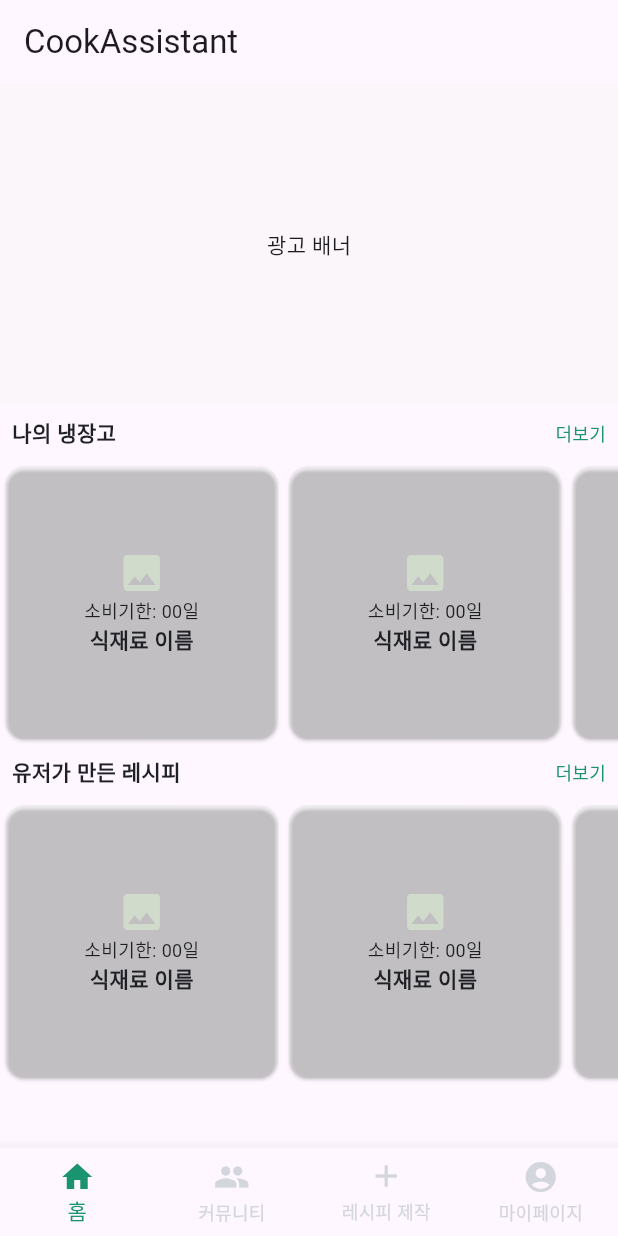
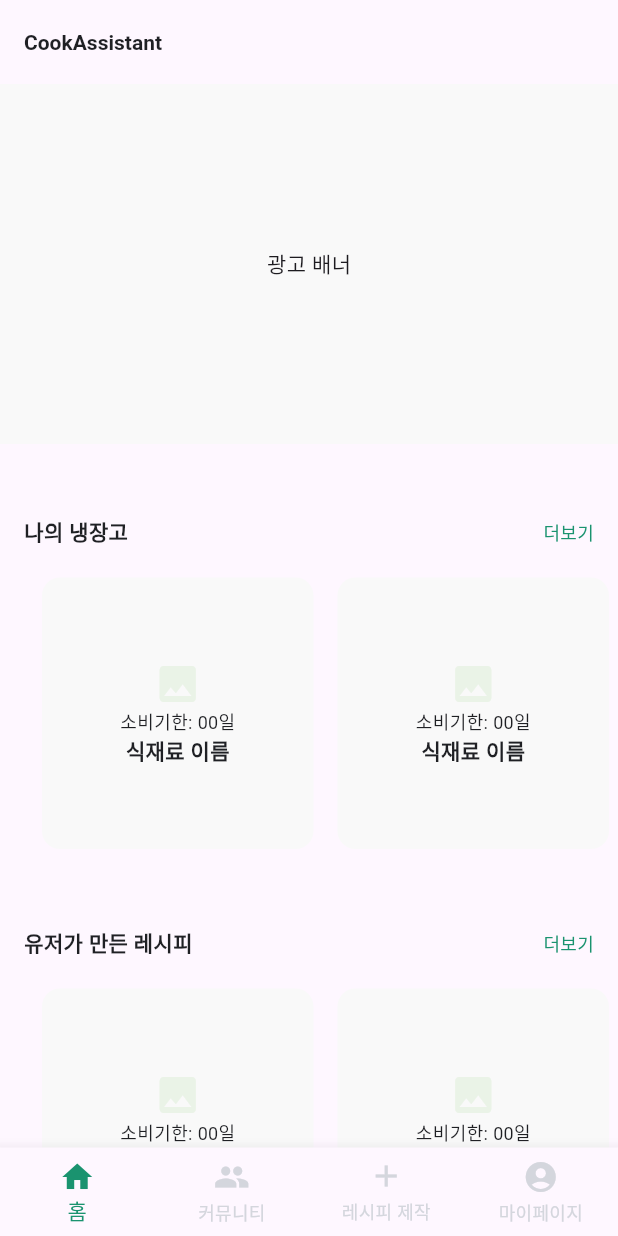
Before and after one commit to wallshield/openaiapi, a Flutter app: the screen it shows after launch, on a phone screen of 412 x 824 dp. Run offline on Flutter 3.47's test engine with Material 3 defaults, Android fonts, the phone set to English and light mode, and no system bars.

Commit message:
feat : home css edit

```diff
--- a/lib/ui/page/community/community.dart
+++ b/lib/ui/page/community/community.dart
@@ -1,11 +1,16 @@
 import 'package:flutter/material.dart';
+import 'package:cook_assistant/ui/theme/color.dart';
+import 'package:cook_assistant/ui/theme/text_styles.dart';
 
 class CommunityPage extends StatelessWidget {
   @override
   Widget build(BuildContext context) {
     return Scaffold(
       appBar: AppBar(
-        title: Text('커뮤니티'),
+        title: Text(
+            '커뮤니티',
+            style: AppTextStyles.headingH4.copyWith(color: AppColors.neutralDarkDarkest),
+      ),
       ),
       body: Center(
         child: Text('Community Page'),
--- a/lib/ui/page/home/home.dart
+++ b/lib/ui/page/home/home.dart
@@ -7,21 +7,25 @@ class HomeScreen extends StatelessWidget {
   Widget build(BuildContext context) {
     return Scaffold(
       appBar: AppBar(
-        title: Text('CookAssistant'),
+        title: Text(
+            'CookAssistant',
+            style: AppTextStyles.headingH4.copyWith(color: AppColors.neutralDarkDarkest),
+        ),
       ),
       body: SingleChildScrollView(
         child: Column(
           children: <Widget>[
-
             Container(
-              height: 214,
+              height: 240,
               color: AppColors.highlightLightest,
               child: Center(
                 child: Text('광고 배너'),
               ),
             ),
+            SizedBox(height: 32),
             _buildSectionTitle(context, '나의 냉장고', () {}),
             _buildHorizontalList(),
+            SizedBox(height: 32),
             _buildSectionTitle(context, '유저가 만든 레시피', () {}),
             _buildHorizontalList(),
           ],
@@ -33,7 +37,7 @@ class HomeScreen extends StatelessWidget {
 
   Widget _buildSectionTitle(BuildContext context, String title, VoidCallback onTap) {
     return Padding(
-      padding: const EdgeInsets.all(8.0),
+      padding: const EdgeInsets.all(16.0),
       child: Row(
         mainAxisAlignment: MainAxisAlignment.spaceBetween,
         children: <Widget>[
@@ -53,24 +57,28 @@ class HomeScreen extends StatelessWidget {
     );
   }
 
+
   Widget _buildHorizontalList() {
     return Container(
       height: 189,
-      child: ListView.builder(
+      child: ListView.separated(
         scrollDirection: Axis.horizontal,
-        itemCount: 5,
+        itemCount: 5+2,
         itemBuilder: (context, index) {
+
+          if (index == 0 || index == 6) {
+            return SizedBox(width: 16);
+          }
+
           return Container(
             width: 189,
             child: Card(
               color: AppColors.highlightLightest,
+              elevation: 0,
               child: Column(
                 mainAxisAlignment: MainAxisAlignment.center,
                 children: <Widget>[
-                  Icon(Icons.photo,
-                      size: 32,
-                      color: AppColors.highlightLight,
-                  ),
+                  Icon(Icons.photo, size: 32, color: AppColors.highlightLight),
                   Text(
                     '소비기한: 00일',
                     style: AppTextStyles.bodyS.copyWith(color: AppColors.neutralDarkDarkest),
@@ -84,6 +92,9 @@ class HomeScreen extends StatelessWidget {
             ),
           );
         },
+        separatorBuilder: (context, index) {
+          return SizedBox(width: 8);
+        },
       ),
     );
   }
--- a/lib/ui/page/make_recipe/make_recipe.dart
+++ b/lib/ui/page/make_recipe/make_recipe.dart
@@ -7,7 +7,10 @@ class RecipeCreationPage extends StatelessWidget {
   Widget build(BuildContext context) {
     return Scaffold(
       appBar: AppBar(
-        title: Text('레시피 제작하기'),
+        title: Text(
+            '레시피 제작하기',
+            style: AppTextStyles.headingH4.copyWith(color: AppColors.neutralDarkDarkest),
+        ),
       ),
       body: SingleChildScrollView(
 
--- a/lib/ui/page/my_page/my_page.dart
+++ b/lib/ui/page/my_page/my_page.dart
@@ -1,11 +1,16 @@
 import 'package:flutter/material.dart';
+import 'package:cook_assistant/ui/theme/color.dart';
+import 'package:cook_assistant/ui/theme/text_styles.dart';
 
 class MyPage extends StatelessWidget {
   @override
   Widget build(BuildContext context) {
     return Scaffold(
       appBar: AppBar(
-        title: Text('마이페이지'),
+        title: Text(
+            '마이페이지',
+            style: AppTextStyles.headingH4.copyWith(color: AppColors.neutralDarkDarkest),
+      ),
       ),
       body: Center(
         child: Text('MYPAGE'),
--- a/lib/ui/theme/color.dart
+++ b/lib/ui/theme/color.dart
@@ -1,11 +1,11 @@
 import 'package:flutter/material.dart';
 
 class AppColors {
-  static const Color highlightDarkest = Color.fromRGBO(26, 147, 111, 1);
-  static const Color highlightDark = Color.fromRGBO(26, 147, 89, 0.77);
-  static const Color highlightMedium = Color.fromRGBO(136, 212, 152, 1);
-  static const Color highlightLight = Color.fromRGBO(215, 233, 209, 0.67);
-  static const Color highlightLightest = Color.fromRGBO(231, 241, 231, 0.19);
+  static const Color highlightDarkest = Color(0xff1A936F);
+  static const Color highlightDark = Color(0xff1A9359);
+  static const Color highlightMedium = Color(0xff88D498);
+  static const Color highlightLight = Color(0xffEAF3E7);
+  static const Color highlightLightest = Color(0xffF9F9F9);
 
 
   static const Color neutralLightDarkest = Color.fromRGBO(197, 198, 204, 1);
```
